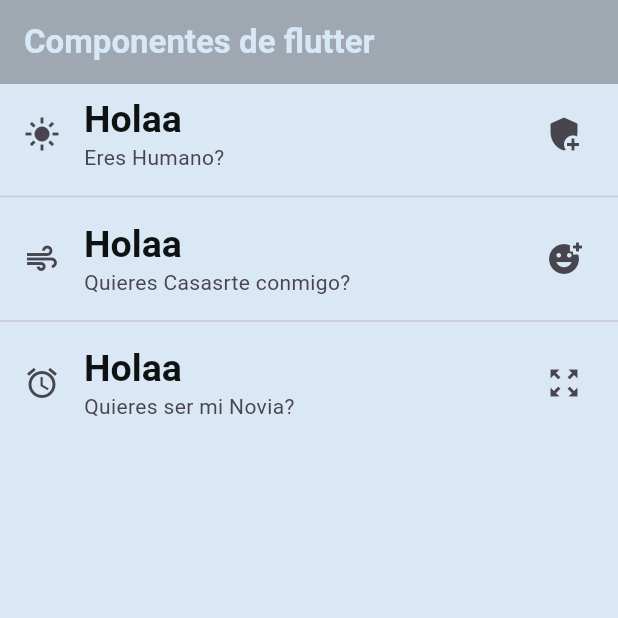
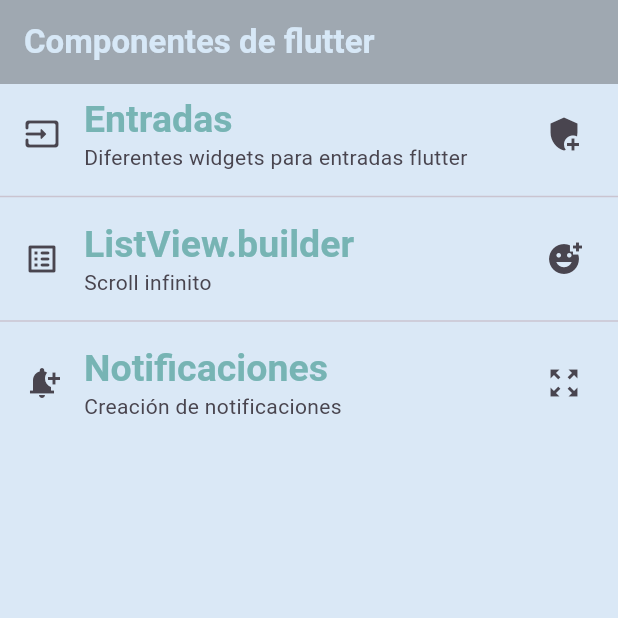
Before and after one commit to ICarlos-18/componentes_flotter, a Flutter app: the screen it shows after launch, on a phone screen of 412 x 824 dp, the top half of it. Run offline on Flutter 3.47's test engine with Material 3 defaults, Android fonts, the phone set to English and light mode, and no system bars.

Commit message:
Changin the content of the ListTiles

```diff
--- a/lib/home_screen.dart
+++ b/lib/home_screen.dart
@@ -14,29 +14,29 @@ class HomeScreen extends StatelessWidget {
         body: ListView(
           children: [
             ListTile(
-              leading: const Icon(Icons.light_mode_sharp),
-            title: Text('Holaa',
+              leading: const Icon(Icons.input_rounded),
+            title: Text('Entradas',
             style: Theme.of(context).textTheme.headlineLarge,
             ),
-            subtitle: const Text('Eres Humano?'),
+            subtitle: const Text('Diferentes widgets para entradas flutter'),
             trailing: const Icon(Icons.add_moderator),
             ),
             const Divider(),
              ListTile(
-              leading: const Icon(Icons.air_sharp),
-            title: Text('Holaa',
+              leading: const Icon(Icons.list_alt_rounded),
+            title: Text('ListView.builder',
             style: Theme.of(context).textTheme.headlineLarge,
             ),
-            subtitle: const Text('Quieres Casasrte conmigo?'),
+            subtitle: const Text('Scroll infinito'),
             trailing: const Icon(Icons.add_reaction_sharp),
             ),
             const Divider(),
             ListTile(
-              leading: const Icon(Icons.alarm),
-            title: Text('Holaa',
+              leading: const Icon(Icons.notification_add),
+            title: Text('Notificaciones',
             style: Theme.of(context).textTheme.headlineLarge,
             ),
-            subtitle: const Text('Quieres ser mi Novia?'),
+            subtitle: const Text('Creación de notificaciones'),
             trailing: const Icon(Icons.zoom_out_map),
           ),
         ],
--- a/lib/main_app.dart
+++ b/lib/main_app.dart
@@ -10,11 +10,11 @@ class MainApp extends StatelessWidget {
       debugShowCheckedModeBanner: false,
       home: const HomeScreen(),
       theme: ThemeData(
-        scaffoldBackgroundColor: Color.fromARGB(95, 157, 194, 232),
+        scaffoldBackgroundColor: const Color.fromARGB(95, 157, 194, 232),
         appBarTheme: const AppBarTheme(color:  Color.fromARGB(95, 60, 62, 62)),
         textTheme: const TextTheme(
           headlineLarge: TextStyle(
-            color: Color.fromARGB(255, 14, 18, 18),
+            color: Color.fromARGB(255, 119, 180, 180),
             fontSize: 25.0,
             fontWeight: FontWeight.bold,
             fontFamily: 'sans-serif',
```
